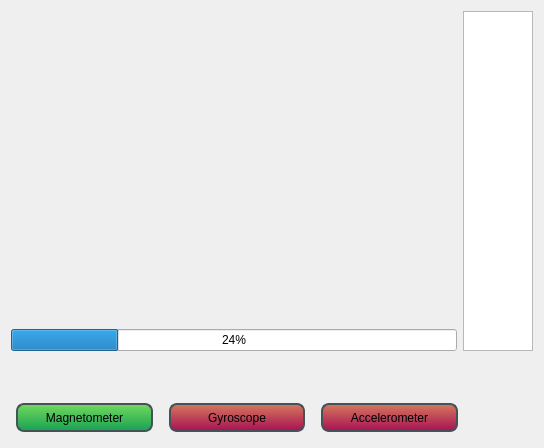
This is src/ui/px4_configuration/QGCPX4SensorCalibration.ui in mavlink/qgroundcontrol as Qt 5 draws it before an edit. The edited form follows.
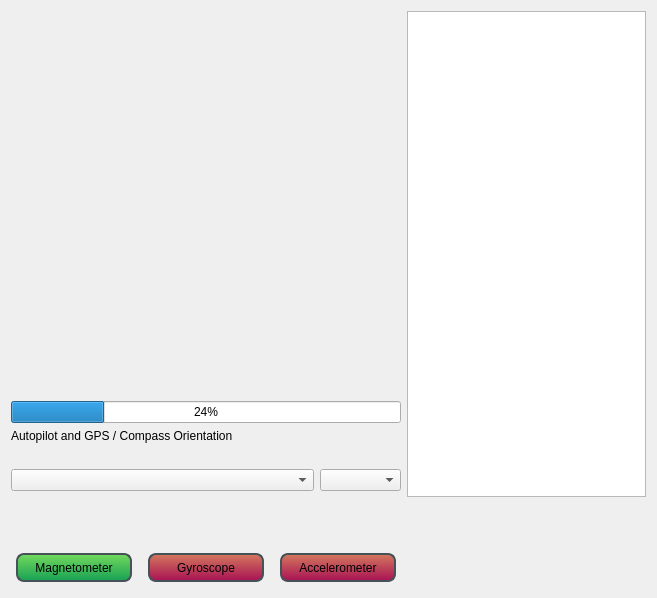
This is the edited form. Icons and pictures are not drawn.

Commit message: Improved calibration screen a lot, gives now much better feedback what to do

What changed in the file:
```diff
--- a/src/ui/px4_configuration/QGCPX4SensorCalibration.ui
+++ b/src/ui/px4_configuration/QGCPX4SensorCalibration.ui
@@ -6,8 +6,8 @@
    <rect>
     <x>0</x>
     <y>0</y>
-    <width>531</width>
-    <height>448</height>
+    <width>657</width>
+    <height>598</height>
    </rect>
   </property>
   <property name="windowTitle">
@@ -36,8 +36,29 @@
     border: 2px solid #465158;
 }</string>
   </property>
-  <layout class="QGridLayout" name="gridLayout" rowstretch="1,0,0,0,0,0,0" columnstretch="30,0,0">
-   <item row="4" column="0" colspan="3">
+  <layout class="QGridLayout" name="gridLayout" rowstretch="1,0,0,0,0,0,0,0,0,0" columnstretch="30,8,8,15">
+   <item row="3" column="0" colspan="2">
+    <widget class="QLabel" name="label">
+     <property name="text">
+      <string>Autopilot and GPS / Compass Orientation</string>
+     </property>
+    </widget>
+   </item>
+   <item row="7" column="0" colspan="3">
+    <widget class="QLabel" name="instructionLabel">
+     <property name="text">
+      <string/>
+     </property>
+    </widget>
+   </item>
+   <item row="2" column="0" colspan="2">
+    <widget class="QProgressBar" name="progressBar">
+     <property name="value">
+      <number>24</number>
+     </property>
+    </widget>
+   </item>
+   <item row="8" column="0" colspan="4">
     <spacer name="verticalSpacer">
      <property name="orientation">
       <enum>Qt::Vertical</enum>
@@ -45,12 +66,12 @@
      <property name="sizeHint" stdset="0">
       <size>
        <width>498</width>
-       <height>21</height>
+       <height>5</height>
       </size>
      </property>
     </spacer>
    </item>
-   <item row="6" column="2">
+   <item row="9" column="2">
     <spacer name="horizontalSpacer">
      <property name="orientation">
       <enum>Qt::Horizontal</enum>
@@ -63,27 +84,45 @@
      </property>
     </spacer>
    </item>
-   <item row="3" column="0" colspan="2">
-    <widget class="QLabel" name="instructionLabel">
+   <item row="5" column="0">
+    <widget class="QComboBox" name="autopilotComboBox"/>
+   </item>
+   <item row="5" column="1">
+    <widget class="QComboBox" name="magComboBox"/>
+   </item>
+   <item row="0" column="2" rowspan="7" colspan="2">
+    <widget class="QPlainTextEdit" name="textView"/>
+   </item>
+   <item row="0" column="0" rowspan="2">
+    <widget class="QLabel" name="iconLabel">
      <property name="text">
       <string/>
      </property>
     </widget>
    </item>
-   <item row="6" column="0" colspan="2">
-    <layout class="QHBoxLayout" name="horizontalLayout">
-     <item>
-      <widget class="QPushButton" name="magButton">
+   <item row="9" column="0" colspan="2">
+    <layout class="QGridLayout" name="gridLayout_2">
+     <item row="0" column="2">
+      <widget class="QLabel" name="accelLabel">
        <property name="text">
-        <string>Magnetometer</string>
+        <string/>
        </property>
-       <property name="icon">
-        <iconset resource="../../../qgroundcontrol.qrc">
-         <normaloff>:/files/images/px4/calibration/arrows.png</normaloff>:/files/images/px4/calibration/arrows.png</iconset>
+       <property name="alignment">
+        <set>Qt::AlignCenter</set>
        </property>
       </widget>
      </item>
-     <item>
+     <item row="0" column="1">
+      <widget class="QLabel" name="gyroLabel">
+       <property name="text">
+        <string/>
+       </property>
+       <property name="alignment">
+        <set>Qt::AlignCenter</set>
+       </property>
+      </widget>
+     </item>
+     <item row="1" column="1">
       <widget class="QPushButton" name="gyroButton">
        <property name="text">
         <string>Gyroscope</string>
@@ -94,7 +133,18 @@
        </property>
       </widget>
      </item>
-     <item>
+     <item row="1" column="0">
+      <widget class="QPushButton" name="magButton">
+       <property name="text">
+        <string>Magnetometer</string>
+       </property>
+       <property name="icon">
+        <iconset resource="../../../qgroundcontrol.qrc">
+         <normaloff>:/files/images/px4/calibration/arrows.png</normaloff>:/files/images/px4/calibration/arrows.png</iconset>
+       </property>
+      </widget>
+     </item>
+     <item row="1" column="2">
       <widget class="QPushButton" name="accelButton">
        <property name="text">
         <string>Accelerometer</string>
@@ -105,10 +155,20 @@
        </property>
       </widget>
      </item>
+     <item row="0" column="0">
+      <widget class="QLabel" name="magLabel">
+       <property name="text">
+        <string/>
+       </property>
+       <property name="alignment">
+        <set>Qt::AlignCenter</set>
+       </property>
+      </widget>
+     </item>
     </layout>
    </item>
-   <item row="0" column="0" rowspan="2">
-    <widget class="QLabel" name="iconLabel">
+   <item row="4" column="0">
+    <widget class="QLabel" name="autopilotLabel">
      <property name="text">
       <string/>
      </property>
@@ -117,16 +177,13 @@
      </property>
     </widget>
    </item>
-   <item row="2" column="0">
-    <widget class="QProgressBar" name="progressBar">
-     <property name="value">
-      <number>24</number>
+   <item row="4" column="1">
+    <widget class="QLabel" name="gpsLabel">
+     <property name="text">
+      <string/>
      </property>
     </widget>
    </item>
-   <item row="0" column="1" rowspan="3" colspan="2">
-    <widget class="QPlainTextEdit" name="textView"/>
-   </item>
   </layout>
  </widget>
  <resources>
```
Left out of the diff: 6 changed lines with no effect on the pictures. The commit also changes 3 other files.
